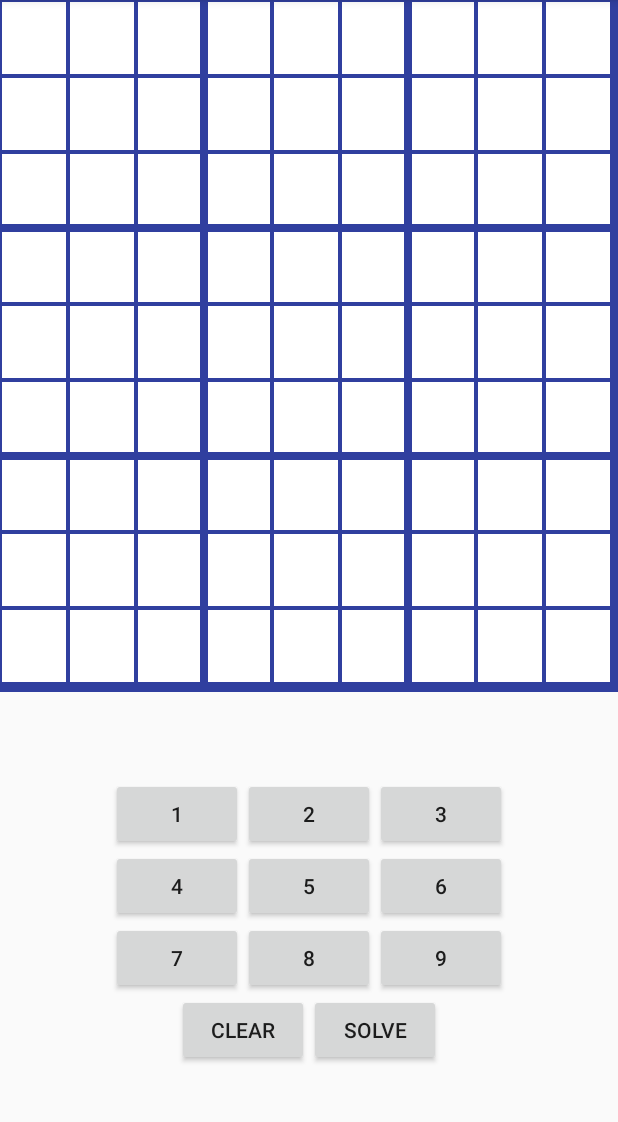
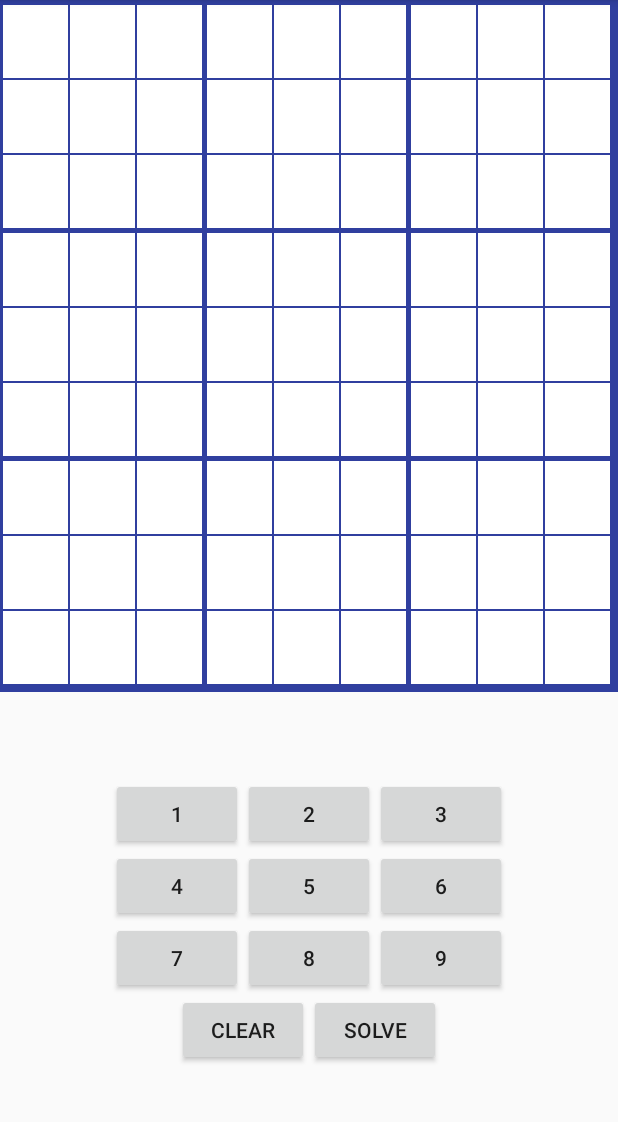
Before and after one commit to evjrob/SudokuBotSolver, an Android app: the screen it shows after launch (MainActivity), on a phone screen of 412 x 824 dp, the part 84-1206 px from its top. Run offline under Robolectric (Android 15) with nearby library versions, the phone set to English and light mode, and no system bars.

Commit message:
Created a new layout SudokuLayout that extends GridLayout. Successfully moved the onGlobalLayoutListener content that resized the TextViews in the SudokuLayout to its onLayout() method and simplified my ManualEntryFragment in the process.

```diff
--- a/app/src/main/java/com/everettsprojects/sudokubotsolver/ManualEntryFragment.java
+++ b/app/src/main/java/com/everettsprojects/sudokubotsolver/ManualEntryFragment.java
@@ -3,15 +3,12 @@ package com.everettsprojects.sudokubotsolver;
 import android.app.Fragment;
 import android.graphics.Color;
 import android.graphics.Typeface;
-import android.os.Build;
 import android.os.Bundle;
 import android.view.Gravity;
 import android.view.LayoutInflater;
 import android.view.View;
 import android.view.ViewGroup;
-import android.view.ViewTreeObserver;
 import android.widget.Button;
-import android.widget.GridLayout;
 import android.widget.TextView;
 import android.widget.Toast;
 
@@ -27,7 +24,7 @@ public class ManualEntryFragment extends Fragment implements View.OnClickListene
     boolean displaySolved = false;
 
     // Our sudoku game bord will be based on GridLayout
-    GridLayout sudokuBoard;
+    SudokuLayout sudokuBoard;
 
     // Selected cell tracks which cell of the game is currently focused.
     View selectedCell;
@@ -58,7 +55,7 @@ public class ManualEntryFragment extends Fragment implements View.OnClickListene
         View rootView = inflater.inflate(R.layout.fragment_manual_entry, container, false);
 
         // Instantiate the sudokuCellViews array with enough spce for all the cells in the game board
-        sudokuBoard = (GridLayout) rootView.findViewById(R.id.sudoku_board);
+        sudokuBoard = (SudokuLayout) rootView.findViewById(R.id.sudoku_board);
         int columnCount = sudokuBoard.getColumnCount();
         int rowCount = sudokuBoard.getRowCount();
 
@@ -91,6 +88,10 @@ public class ManualEntryFragment extends Fragment implements View.OnClickListene
                 // in the displaySolved State.
                 sudokuCellView.setBackgroundColor(Color.WHITE);
                 sudokuCellView.setTextColor(Color.DKGRAY);
+                sudokuCellView.setGravity(Gravity.CENTER);
+                sudokuCellView.setTextSize(22);
+                sudokuCellView.setWidth(sudokuCellView.getWidth());
+                sudokuCellView.setHeight(sudokuCellView.getHeight());
 
                 // If we had a saved state then restore those values.
                 if (useSavedState) {
@@ -159,96 +160,6 @@ public class ManualEntryFragment extends Fragment implements View.OnClickListene
 
     @Override
     public void onViewCreated(View view, Bundle savedInstanceState) {
-        /* This approach of adding a global layout listener and running onGlobalLayout() once before removing
-         * the listener appears to be the best way to achieve the resizing of the sudokuBoard's child cells.
-         * I tried to create a custom layout that extended GridLayout and do the resizing in the onLayout()
-         * method, but that led to a huge number of warnings about performance issues from a recursive calling
-         * of the requestLayout function during a layout pass. Setting LayoutParams on the TextViews must
-         * cause requestLayout() to be called at some point.
-         */
-        sudokuBoard.getViewTreeObserver().addOnGlobalLayoutListener(
-                new ViewTreeObserver.OnGlobalLayoutListener(){
-                    @Override
-                    public void onGlobalLayout() {
-                        final int MARGIN = 2;
-
-                        int pWidth = sudokuBoard.getWidth();
-                        int pHeight = sudokuBoard.getHeight();
-                        int columnCount = sudokuBoard.getColumnCount();
-                        int rowCount = sudokuBoard.getRowCount();
-                        int w = pWidth / columnCount;
-                        int h = pHeight / rowCount;
-
-                        for (int yIndex = 0; yIndex < rowCount; yIndex++) {
-                            for (int xIndex = 0; xIndex < columnCount; xIndex++) {
-
-                                int flattenedIndex = yIndex * columnCount + xIndex;
-
-                                // The currently indexed cell of the sudokuBoard
-                                TextView cell = sudokuCellViews.get(flattenedIndex);
-
-                                // Set some of the formatting on the sudokuCellView
-                                cell.setGravity(Gravity.CENTER);
-
-                                // Adjust the layout param of the view including the height and width, and the margins.
-                                GridLayout.LayoutParams params =
-                                        (GridLayout.LayoutParams) cell.getLayoutParams();
-
-                                params.setGravity(Gravity.START);
-                                params.columnSpec = GridLayout.spec(xIndex);
-                                params.rowSpec = GridLayout.spec(yIndex);
-
-                                int topMargin = MARGIN;
-                                int bottomMargin = MARGIN;
-                                int leftMargin = MARGIN;
-                                int rightMargin = MARGIN;
-
-                                // The margins are used to draw the lines of the gameboard by exposing the dark background of the GridLayout
-                                // All of this conditional logic down below is used to ensure that the thick lines used to separate one of the
-                                // blocks of 9 from another block are drawn correctly.
-                                if (xIndex == 2 || xIndex == 3 || xIndex == 5 || xIndex == 6) {
-                                    params.width = w - 3 * MARGIN;
-                                    if (xIndex == 2 || xIndex == 5) {
-                                        rightMargin = 2 * MARGIN;
-                                    } else {
-                                        leftMargin = 2 * MARGIN;
-                                    }
-                                } else {
-                                    params.width = w - 2 * MARGIN;
-                                }
-                                if (yIndex == 2 || yIndex == 3 || yIndex == 5 || yIndex == 6) {
-                                    params.height = h - 3 * MARGIN;
-                                    if (yIndex == 2 || yIndex == 5) {
-                                        bottomMargin = 2 * MARGIN;
-                                    } else {
-                                        topMargin = 2 * MARGIN;
-                                    }
-                                } else {
-                                    params.height = h - 2 * MARGIN;
-                                }
-
-                                params.setMargins(leftMargin, topMargin, rightMargin, bottomMargin);
-                                cell.setLayoutParams(params);
-                            }
-                        }
-
-                        // Remove this layout listener once the cells have been resized.
-                        if (Build.VERSION.SDK_INT < Build.VERSION_CODES.JELLY_BEAN) {
-                            sudokuBoard.getViewTreeObserver().removeGlobalOnLayoutListener(this);
-                        } else {
-                            sudokuBoard.getViewTreeObserver().removeOnGlobalLayoutListener(this);
-                        }
-                    }
-                });
-
-        sudokuBoard.setOnClickListener(new View.OnClickListener() {
-            @Override
-            public void onClick(View view) {
-                view.clearFocus();
-                view.requestFocus();
-            }
-        });
-
         sudokuBoard.setOnFocusChangeListener(new View.OnFocusChangeListener() {
             @Override
             public void onFocusChange(View view, boolean hasFocus) {
--- /dev/null
+++ b/app/src/main/java/com/everettsprojects/sudokubotsolver/SudokuLayout.java
@@ -0,0 +1,78 @@
+package com.everettsprojects.sudokubotsolver;
+
+import android.content.Context;
+import android.util.AttributeSet;
+import android.view.View;
+import android.widget.GridLayout;
+
+
+public class SudokuLayout extends GridLayout implements View.OnClickListener{
+
+    public SudokuLayout(Context context) {
+        super(context);
+        init();
+    }
+
+    public SudokuLayout(Context context, AttributeSet attrs) {
+        super(context, attrs);
+        init();
+    }
+
+    public SudokuLayout(Context context, AttributeSet attrs, int defStyleAttr) {
+        super(context, attrs, defStyleAttr);
+        init();
+    }
+
+    // handle focus and click states
+    public void init() {
+        setFocusable(true);
+        setFocusableInTouchMode(true);
+        setOnClickListener(this);
+    }
+
+    // when positioning all children within this
+    // layout, add their focusable state
+    @Override
+    protected void onLayout(boolean c, int l, int t, int r, int b) {
+        super.onLayout(c, l, t, r, b);
+
+        final int MARGIN = 2;
+
+        int pWidth = this.getWidth();
+        int pHeight = this.getHeight();
+        int columnCount = this.getColumnCount();
+        int rowCount = this.getRowCount();
+        int w = (pWidth - (16 * MARGIN))/ columnCount;
+        int h = (pHeight - (16 * MARGIN))/ rowCount;
+
+        int leftoverWidth = pWidth - (columnCount * w + 16 * MARGIN);
+        int leftoverHeight = pHeight - (getRowCount() * h + 16 * MARGIN);
+
+        for (int yIndex = 0; yIndex < rowCount; yIndex++) {
+            for (int xIndex = 0; xIndex < columnCount; xIndex++) {
+
+                int flattenedIndex = yIndex * columnCount + xIndex;
+
+                // The currently indexed cell of the sudokuBoard
+                View cell = this.getChildAt(flattenedIndex);
+
+                int childL = leftoverWidth + MARGIN + (xIndex * (MARGIN + w) + 3 * (xIndex / 3));
+                int childR = leftoverWidth + ((xIndex + 1) * (MARGIN + w) + 3 * (xIndex / 3));
+
+                int childT = leftoverHeight + MARGIN + (yIndex * (MARGIN + h) + 3 * (yIndex / 3));
+                int childB = leftoverHeight + ((yIndex + 1) * (MARGIN + h) + 3 * (yIndex / 3));
+                cell.layout(childL, childT, childR, childB);
+            }
+        }
+    }
+
+    // handle the click events
+    @Override
+    public void onClick(View view) {
+        // clear and set the focus on this viewgroup
+        this.clearFocus();
+        this.requestFocus();
+        // now, the focus listener in Activity will handle
+        // the focus change state when this layout is clicked
+    }
+}
--- a/app/src/main/res/layout-land/fragment_manual_entry.xml
+++ b/app/src/main/res/layout-land/fragment_manual_entry.xml
@@ -8,7 +8,7 @@
     android:orientation="horizontal"
     tools:context="com.everettsprojects.sudokubotsolver.MainActivity">
 
-    <GridLayout xmlns:android="http://schemas.android.com/apk/res/android"
+    <com.everettsprojects.sudokubotsolver.SudokuLayout xmlns:android="http://schemas.android.com/apk/res/android"
         android:id="@+id/sudoku_board"
         android:focusable="true"
         android:focusableInTouchMode="true"
--- a/app/src/main/res/layout/fragment_manual_entry.xml
+++ b/app/src/main/res/layout/fragment_manual_entry.xml
@@ -7,7 +7,7 @@
     android:orientation="vertical"
     tools:context="com.everettsprojects.sudokubotsolver.MainActivity">
 
-    <GridLayout xmlns:android="http://schemas.android.com/apk/res/android"
+    <com.everettsprojects.sudokubotsolver.SudokuLayout xmlns:android="http://schemas.android.com/apk/res/android"
         android:id="@+id/sudoku_board"
         android:focusable="true"
         android:focusableInTouchMode="true"
```
